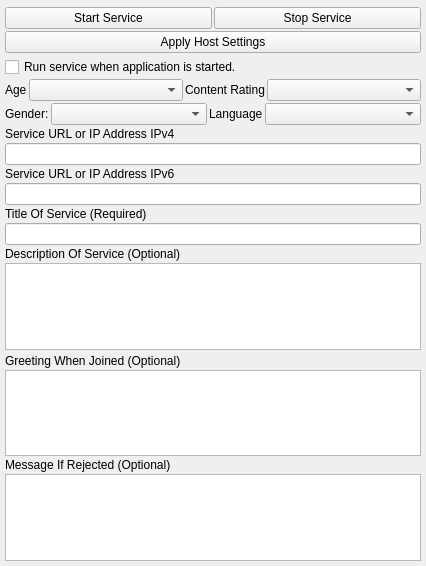
Qt form nolimitgui/CommonSrc/Forms/PluginSettingsWidget.ui (nolimitconnect/NoLimitConnect) before a commit.
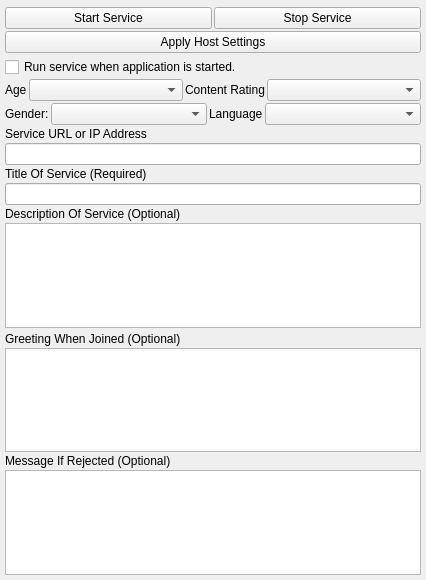
The same form after that commit. Custom widgets are drawn as their Qt base class.

```diff
--- a/nolimitgui/CommonSrc/Forms/PluginSettingsWidget.ui
+++ b/nolimitgui/CommonSrc/Forms/PluginSettingsWidget.ui
@@ -7,7 +7,7 @@
     <x>0</x>
     <y>0</y>
     <width>426</width>
-    <height>566</height>
+    <height>580</height>
    </rect>
   </property>
   <property name="sizePolicy">
@@ -173,7 +173,7 @@
    <item>
     <widget class="QLabel" name="m_UrlDescriptionLabelIpv4">
      <property name="text">
-      <string>Service URL or IP Address IPv4</string>
+      <string>Service URL or IP Address</string>
      </property>
     </widget>
    </item>
@@ -184,16 +184,6 @@
      </property>
     </widget>
    </item>
-   <item>
-    <widget class="QLabel" name="m_UrlDescriptionLabelIpv6">
-     <property name="text">
-      <string>Service URL or IP Address IPv6</string>
-     </property>
-    </widget>
-   </item>
-   <item>
-    <widget class="QLineEdit" name="m_UrlEditIpv6"/>
-   </item>
    <item>
     <widget class="QLabel" name="m_UserDisplayedNameLabel">
      <property name="text">
```
Left out of the diff: 4 changed lines with no effect on the pictures.
